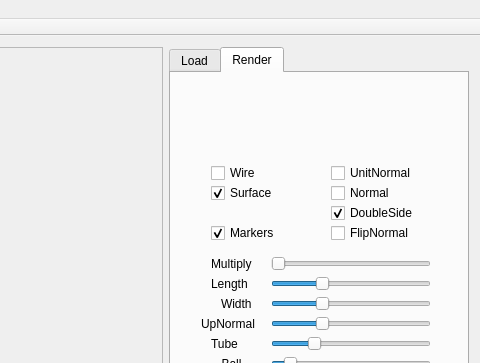
The window that QtForms/mainwindow.ui (adshhzy/Viewer) describes before a commit, drawn with Qt 5; both pictures show x 682 to 1162 and y 0 to 363 of the 1162 by 738 pixel window.
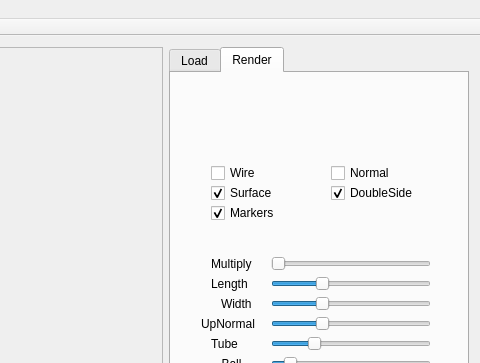
The same window after the commit. The open tabs and pages were chosen to show the change.

Commit message: double face mode - vertices mode

```diff
--- a/QtForms/mainwindow.ui
+++ b/QtForms/mainwindow.ui
@@ -439,19 +439,6 @@
          <enum>Qt::Horizontal</enum>
         </property>
        </widget>
-       <widget class="QCheckBox" name="UnitNormalBox">
-        <property name="geometry">
-         <rect>
-          <x>160</x>
-          <y>90</y>
-          <width>101</width>
-          <height>20</height>
-         </rect>
-        </property>
-        <property name="text">
-         <string>UnitNormal</string>
-        </property>
-       </widget>
        <widget class="QCheckBox" name="RenderSurfaceBox">
         <property name="geometry">
          <rect>
@@ -552,7 +539,7 @@
         <property name="geometry">
          <rect>
           <x>160</x>
-          <y>110</y>
+          <y>90</y>
           <width>89</width>
           <height>20</height>
          </rect>
@@ -577,22 +564,6 @@
          <string>Diffuse</string>
         </property>
        </widget>
-       <widget class="QCheckBox" name="RenderFlipNormal">
-        <property name="geometry">
-         <rect>
-          <x>160</x>
-          <y>150</y>
-          <width>101</width>
-          <height>20</height>
-         </rect>
-        </property>
-        <property name="text">
-         <string>FlipNormal</string>
-        </property>
-        <property name="checked">
-         <bool>false</bool>
-        </property>
-       </widget>
        <widget class="QSlider" name="RenderDecadeSlider">
         <property name="geometry">
          <rect>
@@ -763,7 +734,7 @@
         <property name="geometry">
          <rect>
           <x>160</x>
-          <y>130</y>
+          <y>110</y>
           <width>101</width>
           <height>20</height>
          </rect>
@@ -779,7 +750,7 @@
         <property name="geometry">
          <rect>
           <x>40</x>
-          <y>150</y>
+          <y>130</y>
           <width>89</width>
           <height>20</height>
          </rect>
```
The commit also changes 1 other file.
